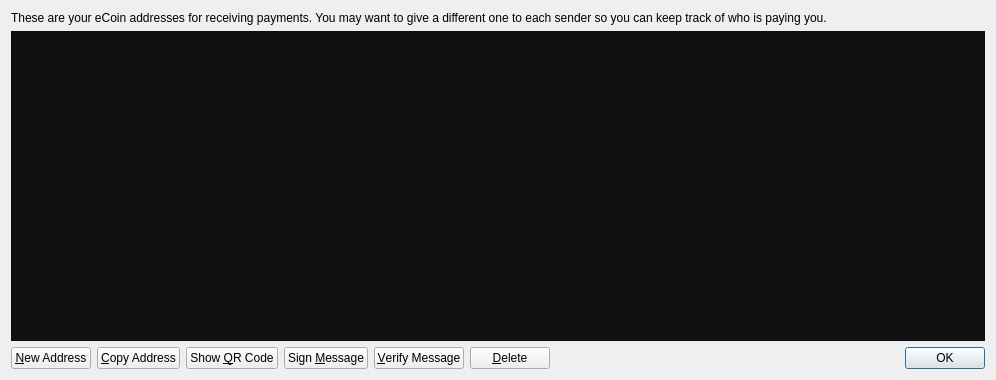
btcdream/ecoin, file src/qt/forms/addressbookpage.ui: the form before one commit.
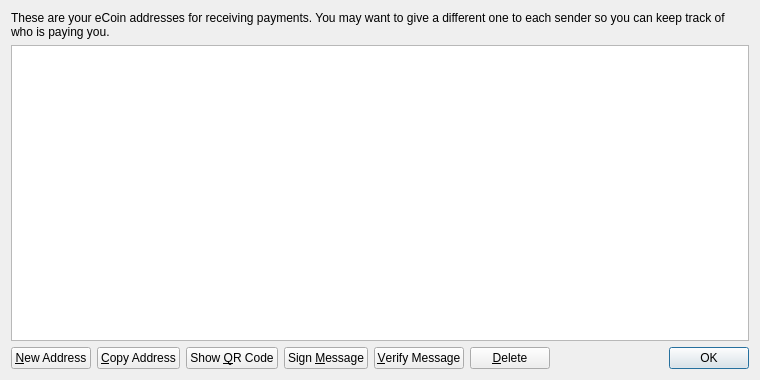
The form after the commit. Icons and pictures are not drawn.

The edit to the form file:
```diff
--- a/src/qt/forms/addressbookpage.ui
+++ b/src/qt/forms/addressbookpage.ui
@@ -6,7 +6,7 @@
    <rect>
     <x>0</x>
     <y>0</y>
-    <width>996</width>
+    <width>760</width>
     <height>380</height>
    </rect>
   </property>
@@ -29,245 +29,12 @@
    </item>
    <item>
     <widget class="QTableView" name="tableView">
-     <property name="palette">
-      <palette>
-       <active>
-        <colorrole role="WindowText">
-         <brush brushstyle="SolidPattern">
-          <color alpha="255">
-           <red>255</red>
-           <green>255</green>
-           <blue>255</blue>
-          </color>
-         </brush>
-        </colorrole>
-        <colorrole role="Button">
-         <brush brushstyle="SolidPattern">
-          <color alpha="255">
-           <red>17</red>
-           <green>17</green>
-           <blue>17</blue>
-          </color>
-         </brush>
-        </colorrole>
-        <colorrole role="Text">
-         <brush brushstyle="SolidPattern">
-          <color alpha="255">
-           <red>255</red>
-           <green>255</green>
-           <blue>255</blue>
-          </color>
-         </brush>
-        </colorrole>
-        <colorrole role="ButtonText">
-         <brush brushstyle="SolidPattern">
-          <color alpha="255">
-           <red>255</red>
-           <green>255</green>
-           <blue>255</blue>
-          </color>
-         </brush>
-        </colorrole>
-        <colorrole role="Base">
-         <brush brushstyle="SolidPattern">
-          <color alpha="255">
-           <red>17</red>
-           <green>17</green>
-           <blue>17</blue>
-          </color>
-         </brush>
-        </colorrole>
-        <colorrole role="Window">
-         <brush brushstyle="SolidPattern">
-          <color alpha="255">
-           <red>17</red>
-           <green>17</green>
-           <blue>17</blue>
-          </color>
-         </brush>
-        </colorrole>
-        <colorrole role="Highlight">
-         <brush brushstyle="SolidPattern">
-          <color alpha="255">
-           <red>204</red>
-           <green>160</green>
-           <blue>0</blue>
-          </color>
-         </brush>
-        </colorrole>
-        <colorrole role="HighlightedText">
-         <brush brushstyle="SolidPattern">
-          <color alpha="255">
-           <red>17</red>
-           <green>17</green>
-           <blue>17</blue>
-          </color>
-         </brush>
-        </colorrole>
-       </active>
-       <inactive>
-        <colorrole role="WindowText">
-         <brush brushstyle="SolidPattern">
-          <color alpha="255">
-           <red>255</red>
-           <green>255</green>
-           <blue>255</blue>
-          </color>
-         </brush>
-        </colorrole>
-        <colorrole role="Button">
-         <brush brushstyle="SolidPattern">
-          <color alpha="255">
-           <red>17</red>
-           <green>17</green>
-           <blue>17</blue>
-          </color>
-         </brush>
-        </colorrole>
-        <colorrole role="Text">
-         <brush brushstyle="SolidPattern">
-          <color alpha="255">
-           <red>255</red>
-           <green>255</green>
-           <blue>255</blue>
-          </color>
-         </brush>
-        </colorrole>
-        <colorrole role="ButtonText">
-         <brush brushstyle="SolidPattern">
-          <color alpha="255">
-           <red>255</red>
-           <green>255</green>
-           <blue>255</blue>
-          </color>
-         </brush>
-        </colorrole>
-        <colorrole role="Base">
-         <brush brushstyle="SolidPattern">
-          <color alpha="255">
-           <red>17</red>
-           <green>17</green>
-           <blue>17</blue>
-          </color>
-         </brush>
-        </colorrole>
-        <colorrole role="Window">
-         <brush brushstyle="SolidPattern">
-          <color alpha="255">
-           <red>17</red>
-           <green>17</green>
-           <blue>17</blue>
-          </color>
-         </brush>
-        </colorrole>
-        <colorrole role="Highlight">
-         <brush brushstyle="SolidPattern">
-          <color alpha="255">
-           <red>204</red>
-           <green>160</green>
-           <blue>0</blue>
-          </color>
-         </brush>
-        </colorrole>
-        <colorrole role="HighlightedText">
-         <brush brushstyle="SolidPattern">
-          <color alpha="255">
-           <red>17</red>
-           <green>17</green>
-           <blue>17</blue>
-          </color>
-         </brush>
-        </colorrole>
-       </inactive>
-       <disabled>
-        <colorrole role="WindowText">
-         <brush brushstyle="SolidPattern">
-          <color alpha="255">
-           <red>255</red>
-           <green>255</green>
-           <blue>255</blue>
-          </color>
-         </brush>
-        </colorrole>
-        <colorrole role="Button">
-         <brush brushstyle="SolidPattern">
-          <color alpha="255">
-           <red>17</red>
-           <green>17</green>
-           <blue>17</blue>
-          </color>
-         </brush>
-        </colorrole>
-        <colorrole role="Text">
-         <brush brushstyle="SolidPattern">
-          <color alpha="255">
-           <red>255</red>
-           <green>255</green>
-           <blue>255</blue>
-          </color>
-         </brush>
-        </colorrole>
-        <colorrole role="ButtonText">
-         <brush brushstyle="SolidPattern">
-          <color alpha="255">
-           <red>255</red>
-           <green>255</green>
-           <blue>255</blue>
-          </color>
-         </brush>
-        </colorrole>
-        <colorrole role="Base">
-         <brush brushstyle="SolidPattern">
-          <color alpha="255">
-           <red>17</red>
-           <green>17</green>
-           <blue>17</blue>
-          </color>
-         </brush>
-        </colorrole>
-        <colorrole role="Window">
-         <brush brushstyle="SolidPattern">
-          <color alpha="255">
-           <red>17</red>
-           <green>17</green>
-           <blue>17</blue>
-          </color>
-         </brush>
-        </colorrole>
-        <colorrole role="Highlight">
-         <brush brushstyle="SolidPattern">
-          <color alpha="255">
-           <red>204</red>
-           <green>160</green>
-           <blue>0</blue>
-          </color>
-         </brush>
-        </colorrole>
-        <colorrole role="HighlightedText">
-         <brush brushstyle="SolidPattern">
-          <color alpha="255">
-           <red>17</red>
-           <green>17</green>
-           <blue>17</blue>
-          </color>
-         </brush>
-        </colorrole>
-       </disabled>
-      </palette>
-     </property>
      <property name="contextMenuPolicy">
       <enum>Qt::CustomContextMenu</enum>
      </property>
      <property name="toolTip">
       <string>Double-click to edit address or label</string>
      </property>
-     <property name="styleSheet">
-      <string notr="true">
-</string>
-     </property>
-     <property name="verticalScrollBarPolicy">
-      <enum>Qt::ScrollBarAsNeeded</enum>
-     </property>
      <property name="tabKeyNavigation">
       <bool>false</bool>
      </property>
```
